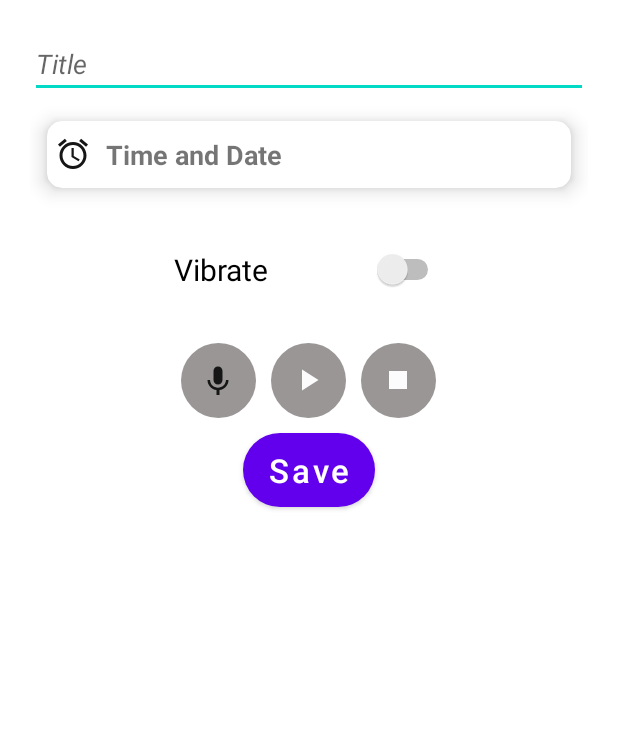
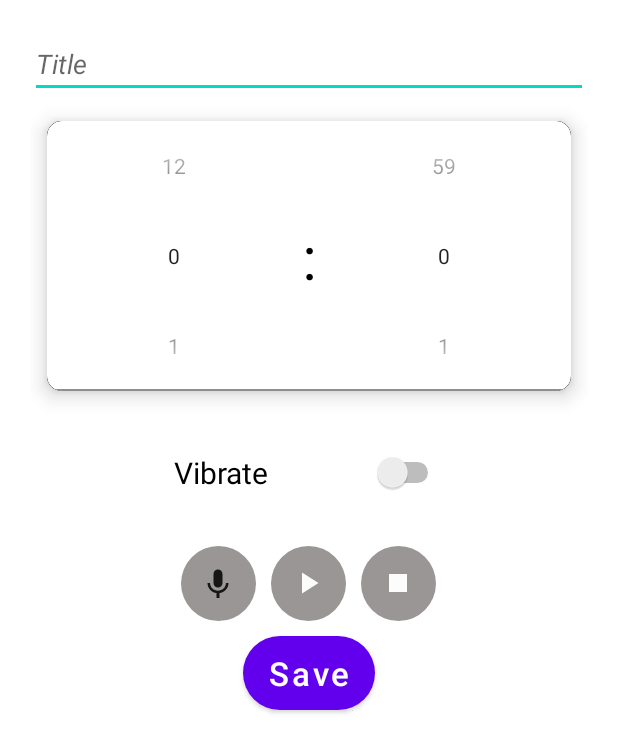
Before and after one commit to Mansurjon0608/Alarm, an Android app: the MainActivity2 screen opened directly, with no data from a screen before it, on a phone screen of 412 x 824 dp. Shown: the top 752 px of the screen. Run offline under Robolectric (Android 15) with nearby library versions, the phone set to English and light mode, and no system bars; 1 statement that could not run was skipped.

Commit message:
Alarm via Broadcast

```diff
--- a/app/build.gradle
+++ b/app/build.gradle
@@ -44,4 +44,8 @@ dependencies {
     testImplementation 'junit:junit:4.+'
     androidTestImplementation 'androidx.test.ext:junit:1.1.3'
     androidTestImplementation 'androidx.test.espresso:espresso-core:3.4.0'
+
+    implementation 'com.google.code.gson:gson:2.8.8'
+
+
 }
--- a/app/src/main/java/com/os3ketchup/yanvargi/MainActivity2.kt
+++ b/app/src/main/java/com/os3ketchup/yanvargi/MainActivity2.kt
@@ -1,21 +1,27 @@
 package com.os3ketchup.yanvargi
 
+import AlarmReceiver
 import adapter.RvAdapter
+import android.app.AlarmManager
+import android.app.PendingIntent
 import android.app.TimePickerDialog
+import android.content.Context
+import android.content.Intent
 import androidx.appcompat.app.AppCompatActivity
 import android.os.Bundle
+import android.os.SystemClock
 import android.widget.TimePicker
 import android.widget.Toast
 import com.google.android.material.timepicker.MaterialTimePicker
 
 import com.os3ketchup.yanvargi.databinding.ActivityMain2Binding
 import models.Alarm
+import utils.MySharedPreferences
 
 class MainActivity2 : AppCompatActivity() {
     lateinit var binding: ActivityMain2Binding
-    lateinit var picker: MaterialTimePicker
-    lateinit var alarm:Alarm
-    lateinit var rvAdapter:RvAdapter
+    lateinit var alarm: Alarm
+    lateinit var rvAdapter: RvAdapter
 
     override fun onCreate(savedInstanceState: Bundle?) {
         super.onCreate(savedInstanceState)
@@ -23,30 +29,55 @@ class MainActivity2 : AppCompatActivity() {
         binding = ActivityMain2Binding.inflate(layoutInflater)
         setContentView(binding.root)
 
-
-        binding.btnDate.setOnClickListener {
-            showTimePicker()
+        MySharedPreferences.init(this)
 
 
+        binding.numPicker1.minValue = 0
+        binding.numPicker1.maxValue = 12
+        binding.numPicker2.minValue = 0
+        binding.numPicker2.maxValue = 59
+
+
+        binding.switchVibrate.setOnClickListener {
+            binding.switchVibrate.isChecked = !binding.switchVibrate.isChecked
         }
+        var time = SystemClock.elapsedRealtime() + 1000
+        val intent = Intent(this, AlarmReceiver::class.java)
+        val pendingIntent = PendingIntent.getBroadcast(this, 1, intent, 0)
+
+        val alarmManager = getSystemService(Context.ALARM_SERVICE) as AlarmManager
+        alarmManager.setRepeating(
+            AlarmManager.ELAPSED_REALTIME_WAKEUP,
+            time,
+            10000,
+            pendingIntent
+        )
+
+        val hours = binding.numPicker1.value
+        val min = binding.numPicker2.value
 
         binding.btnSave.setOnClickListener {
-            val list = ArrayList<Alarm>()
-            val title = binding.editTitle.text.toString()
+            if (binding.editTitle.text.toString() != ""){
+                val list = MySharedPreferences.alarmList
+                list.add(Alarm(alarm.title, hours, min, true, binding.switchVibrate.isChecked))
+                MySharedPreferences.alarmList = list
+                rvAdapter = RvAdapter(list, object : RvAdapter.RvClick{
+                    override fun longClick(alarmObekt: Alarm, position: Int) {
+
+                    }
+
+                    override fun switchOnOff(alarmObekt: Alarm, position: Int) {
+
+                    }
+
+                })
+                finishAffinity()
+            } else Toast.makeText(this, "Eslatma uchun nom berilmagan...", Toast.LENGTH_SHORT).show()
+
+
+
 
         }
     }
 
-    private fun showTimePicker() {
-        val timePickerDialog =
-            TimePickerDialog(this, object : TimePickerDialog.OnTimeSetListener {
-                override fun onTimeSet(view: TimePicker?, hourOfDay: Int, minute: Int) {
-                    Toast.makeText(this@MainActivity2, "$hourOfDay:$minute", Toast.LENGTH_SHORT)
-                        .show()
-                }
-            }, 24, 60, true)
-        timePickerDialog.updateTime(12, 24)
-        timePickerDialog.show()
-
-    }
 }
--- a/app/src/main/res/layout/activity_main2.xml
+++ b/app/src/main/res/layout/activity_main2.xml
@@ -18,6 +18,87 @@
         android:textStyle="italic" />
 
     <androidx.cardview.widget.CardView
+        android:id="@+id/card2"
+        android:layout_width="match_parent"
+        android:layout_height="wrap_content"
+        android:backgroundTint="#FFFFFF"
+        android:clickable="true"
+        android:focusable="true"
+        app:cardCornerRadius="10dp"
+        app:cardElevation="8dp"
+        app:cardMaxElevation="3dp"
+        app:cardPreventCornerOverlap="true"
+        app:cardUseCompatPadding="true"
+        >
+
+        <androidx.constraintlayout.widget.ConstraintLayout
+            android:layout_width="match_parent"
+            android:layout_height="match_parent">
+
+            <androidx.constraintlayout.widget.ConstraintLayout
+                android:id="@+id/consta1"
+                android:layout_width="0dp"
+                android:layout_height="match_parent"
+                app:layout_constraintLeft_toLeftOf="parent"
+                app:layout_constraintBottom_toBottomOf="parent"
+                app:layout_constraintTop_toTopOf="parent"
+                app:layout_constraintRight_toLeftOf="@id/ikta_nuqta">
+
+                <NumberPicker
+                    android:id="@+id/num_picker1"
+                    android:layout_width="match_parent"
+                    android:layout_height="match_parent"
+                    android:selectionDividerHeight="0dp"
+                    android:soundEffectsEnabled="true"
+                    tools:targetApi="q" />
+
+            </androidx.constraintlayout.widget.ConstraintLayout>
+
+
+
+            <TextView
+                android:id="@+id/ikta_nuqta"
+                android:layout_width="wrap_content"
+                android:layout_height="wrap_content"
+                android:text="@string/dots"
+                android:textSize="40sp"
+                android:textColor="@color/black"
+                app:layout_constraintLeft_toRightOf="@id/consta1"
+                app:layout_constraintRight_toLeftOf="@id/consta2"
+                app:layout_constraintTop_toTopOf="parent"
+                app:layout_constraintBottom_toBottomOf="parent"/>
+
+            <androidx.constraintlayout.widget.ConstraintLayout
+                android:id="@+id/consta2"
+                android:layout_width="0dp"
+                android:layout_height="match_parent"
+                app:layout_constraintLeft_toRightOf="@id/ikta_nuqta"
+                app:layout_constraintRight_toRightOf="parent">
+
+
+                <NumberPicker
+                    android:id="@+id/num_picker2"
+                    android:layout_width="match_parent"
+                    android:selectionDividerHeight="0dp"
+                    android:soundEffectsEnabled="true"
+                    android:layout_height="match_parent"
+                    tools:targetApi="q" />
+
+
+            </androidx.constraintlayout.widget.ConstraintLayout>
+
+            <androidx.cardview.widget.CardView
+                android:layout_width="match_parent"
+                android:layout_height="1dp"
+                app:cardElevation="0dp"
+                android:backgroundTint="#8F8D8D"
+                app:layout_constraintBottom_toBottomOf="parent"/>
+
+        </androidx.constraintlayout.widget.ConstraintLayout>
+
+    </androidx.cardview.widget.CardView>
+
+<!--    <androidx.cardview.widget.CardView
         android:id="@+id/btn_date"
         android:layout_width="match_parent"
         android:layout_height="75dp"
@@ -56,7 +137,7 @@
         </LinearLayout>
 
 
-    </androidx.cardview.widget.CardView>
+    </androidx.cardview.widget.CardView>-->
 
 
     <Switch
--- a/app/src/main/res/values/strings.xml
+++ b/app/src/main/res/values/strings.xml
@@ -1,9 +1,11 @@
 <resources>
     <string name="app_name">Yanvargi</string>
-    <string name="title">Title</string>
+
     <string name="vibrate">Vibrate</string>
     <string name="time_and_date">Time and Date</string>
     <string name="time">Time</string>
     <string name="title">Title</string>
     <string name="save">Save</string>
+    <string name="bekor_qilish">Bekor qilish</string>
+    <string name="dots">:</string>
 </resources>
```
Also changed, not shown: app/src/main/java/adapter/RvAdapter.kt (+22 -6 lines), app/src/main/java/models/Alarm.kt (+20 -7 lines).
